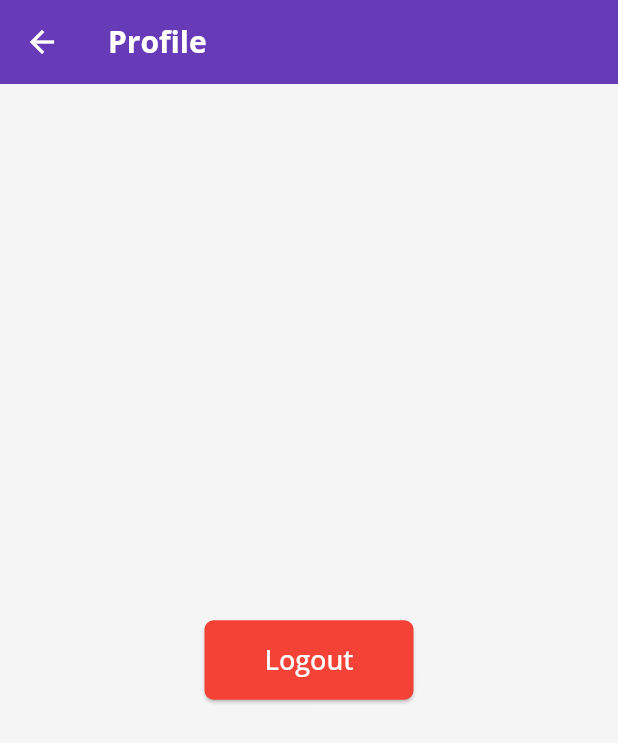
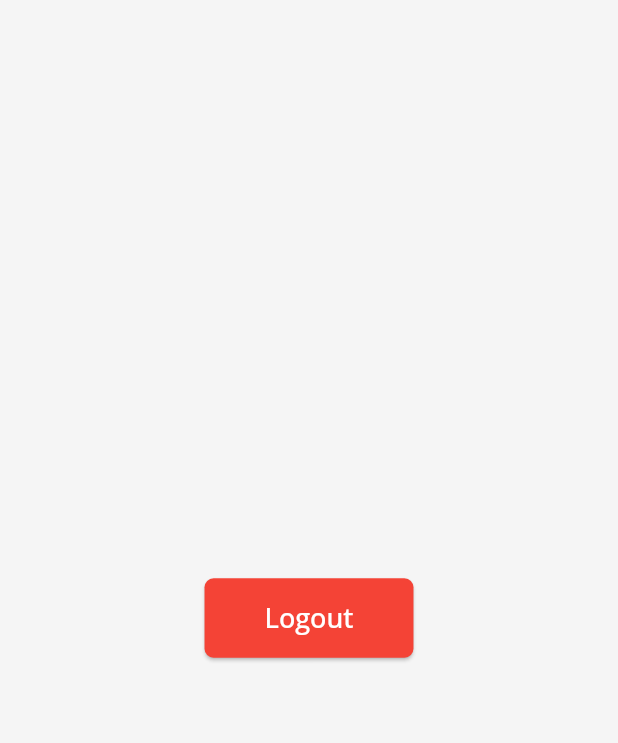
Before and after one commit to PrajwolKhadka/adaptive_quiz, a Flutter app: the ProfileScreen screen opened directly, on a phone screen of 412 x 824 dp. Shown: the top 743 px of the screen. Run offline on Flutter 3.47's test engine with Material 3 defaults, Android fonts, the phone set to English and light mode, and no system bars; our stand-ins replace animated_splash_screen, flutter_riverpod, hive, hive_flutter, lottie, shared_preferences and 1 more; accounts and stored records are empty.

Commit message:
changes to fix errors

```diff
--- a/lib/features/dashboard/presentation/pages/bottom_screen/homepage_screen.dart
+++ b/lib/features/dashboard/presentation/pages/bottom_screen/homepage_screen.dart
@@ -54,8 +54,7 @@ class _HomeScreenState extends State<HomeScreen> {
   @override
   Widget build(BuildContext context) {
     return SizedBox.expand(
-      child:Stack(
-        children: [Container(
+      child: Container(
         width: double.infinity,
         height: double.infinity,
         decoration: const BoxDecoration(
@@ -257,8 +256,6 @@ class _HomeScreenState extends State<HomeScreen> {
           ),
         ),
       ),
-      ],
-      ),
     );
   }
 }
--- a/lib/features/dashboard/presentation/pages/bottom_screen/profile_screen.dart
+++ b/lib/features/dashboard/presentation/pages/bottom_screen/profile_screen.dart
@@ -19,9 +19,6 @@ class ProfileScreen extends StatelessWidget {
   @override
   Widget build(BuildContext context) {
     return Scaffold(
-      appBar: AppBar(
-        title: const Text("Profile"),
-      ),
       body: Center(
         child: ElevatedButton(
           style: ElevatedButton.styleFrom(
```
